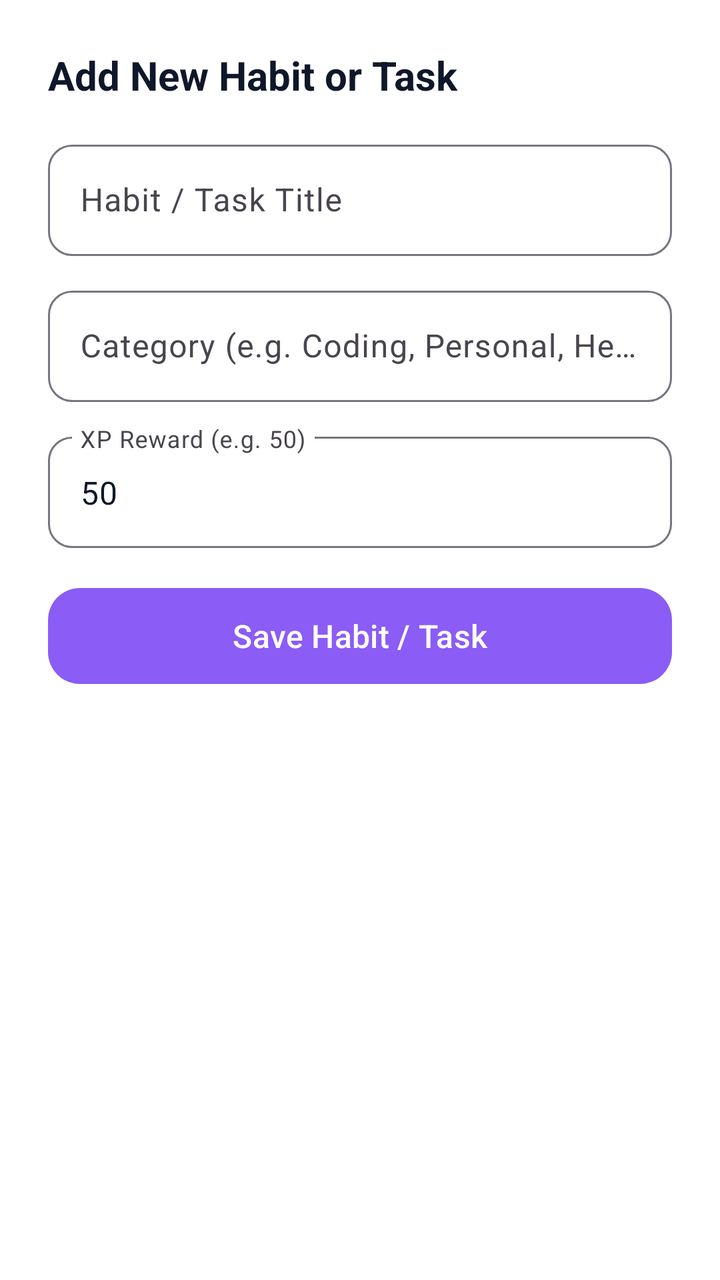
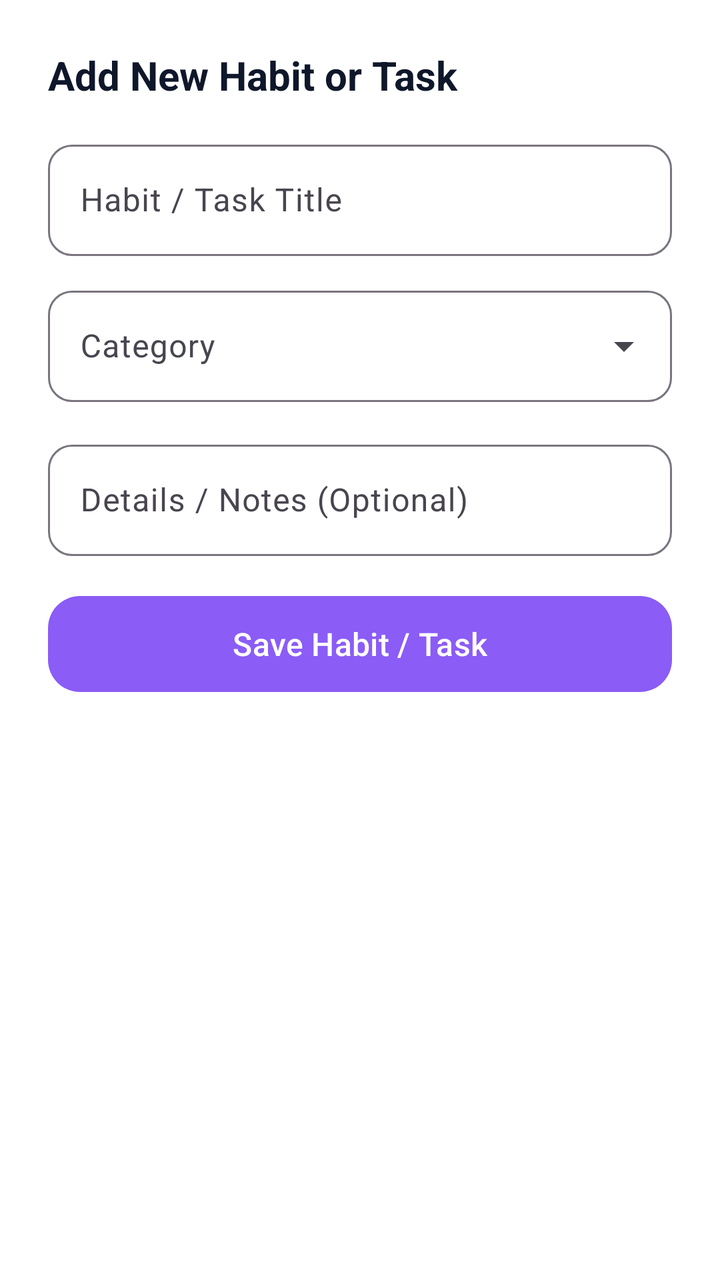

Compare the two renders of this Android layout. The source of the first and the diff that turns it into the second are given below.
<!-- AndroidManifest.xml: application theme Theme.HabitFlow -->
<!-- res/layout/dialog_add_habit.xml -->
<?xml version="1.0" encoding="utf-8"?>
<LinearLayout xmlns:android="http://schemas.android.com/apk/res/android"
    xmlns:app="http://schemas.android.com/apk/res-auto"
    android:layout_width="match_parent"
    android:layout_height="wrap_content"
    android:background="@color/habit_surface_light"
    android:orientation="vertical"
    android:padding="24dp">

    <TextView
        android:layout_width="match_parent"
        android:layout_height="wrap_content"
        android:text="Add New Habit or Task"
        android:textColor="@color/habit_text_primary_light"
        android:textSize="20sp"
        android:textStyle="bold"
        android:layout_marginBottom="16dp" />

    <com.google.android.material.textfield.TextInputLayout
        android:layout_width="match_parent"
        android:layout_height="wrap_content"
        android:layout_marginBottom="12dp"
        app:boxBackgroundMode="outline"
        app:boxCornerRadiusBottomEnd="12dp"
        app:boxCornerRadiusBottomStart="12dp"
        app:boxCornerRadiusTopEnd="12dp"
        app:boxCornerRadiusTopStart="12dp"
        android:hint="Habit / Task Title">

        <com.google.android.material.textfield.TextInputEditText
            android:id="@+id/et_title"
            android:layout_width="match_parent"
            android:layout_height="wrap_content"
            android:inputType="textCapSentences" />
    </com.google.android.material.textfield.TextInputLayout>

    <com.google.android.material.textfield.TextInputLayout
        android:layout_width="match_parent"
        android:layout_height="wrap_content"
        android:layout_marginBottom="12dp"
        app:boxBackgroundMode="outline"
        app:boxCornerRadiusBottomEnd="12dp"
        app:boxCornerRadiusBottomStart="12dp"
        app:boxCornerRadiusTopEnd="12dp"
        app:boxCornerRadiusTopStart="12dp"
        android:hint="Category (e.g. Coding, Personal, Health)">

        <com.google.android.material.textfield.TextInputEditText
            android:id="@+id/et_category"
            android:layout_width="match_parent"
            android:layout_height="wrap_content"
            android:inputType="textCapWords" />
    </com.google.android.material.textfield.TextInputLayout>

    <com.google.android.material.textfield.TextInputLayout
        android:layout_width="match_parent"
        android:layout_height="wrap_content"
        android:layout_marginBottom="16dp"
        app:boxBackgroundMode="outline"
        app:boxCornerRadiusBottomEnd="12dp"
        app:boxCornerRadiusBottomStart="12dp"
        app:boxCornerRadiusTopEnd="12dp"
        app:boxCornerRadiusTopStart="12dp"
        android:hint="XP Reward (e.g. 50)">

        <com.google.android.material.textfield.TextInputEditText
            android:id="@+id/et_xp"
            android:layout_width="match_parent"
            android:layout_height="wrap_content"
            android:inputType="number"
            android:text="50" />
    </com.google.android.material.textfield.TextInputLayout>

    <com.google.android.material.button.MaterialButton
        android:id="@+id/btn_save"
        android:layout_width="match_parent"
        android:layout_height="56dp"
        android:text="Save Habit / Task"
        android:textSize="16sp"
        app:cornerRadius="16dp" />

</LinearLayout>
<!-- resources referenced by this layout -->
<resources>
  <color name="habit_surface_light">#FFFFFF</color>
  <color name="habit_text_primary_light">#0F172A</color>
  <style name="Theme.HabitFlow" parent="Theme.Material3.DayNight.NoActionBar">
          
          <item name="colorPrimary">@color/habit_primary</item>
          <item name="colorPrimaryVariant">@color/habit_primary_dark</item>
          <item name="colorOnPrimary">@color/white</item>
  
          
          <item name="colorSecondary">@color/habit_accent_gold</item>
          <item name="colorOnSecondary">@color/black</item>
  
          
          <item name="android:windowBackground">@color/habit_bg_light</item>
          <item name="colorSurface">@color/habit_surface_light</item>
          <item name="colorOnSurface">@color/habit_text_primary_light</item>
  
          
          <item name="android:statusBarColor">@color/habit_bg_light</item>
          <item name="android:windowLightStatusBar" tools:targetApi="m">true</item>
      </style>
  <color name="habit_primary">#8B5CF6</color>
  <color name="habit_primary_dark">#7C3AED</color>
  <color name="white">#FFFFFFFF</color>
  <color name="habit_accent_gold">#F59E0B</color>
  <color name="black">#FF000000</color>
  <color name="habit_bg_light">#F8FAFC</color>
</resources>

<!-- the commit's change to res/layout/dialog_add_habit.xml (unified diff, before → after) -->
@@ -8,6 +8,7 @@
     android:padding="24dp">
 
     <TextView
+        android:id="@+id/tv_dialog_title"
         android:layout_width="match_parent"
         android:layout_height="wrap_content"
         android:text="Add New Habit or Task"
@@ -35,21 +36,23 @@
     </com.google.android.material.textfield.TextInputLayout>
 
     <com.google.android.material.textfield.TextInputLayout
+        style="@style/Widget.Material3.TextInputLayout.OutlinedBox.ExposedDropdownMenu"
         android:layout_width="match_parent"
         android:layout_height="wrap_content"
-        android:layout_marginBottom="12dp"
-        app:boxBackgroundMode="outline"
+        android:layout_marginBottom="16dp"
         app:boxCornerRadiusBottomEnd="12dp"
         app:boxCornerRadiusBottomStart="12dp"
         app:boxCornerRadiusTopEnd="12dp"
         app:boxCornerRadiusTopStart="12dp"
-        android:hint="Category (e.g. Coding, Personal, Health)">
+        android:hint="Category">
 
-        <com.google.android.material.textfield.TextInputEditText
+        <AutoCompleteTextView
             android:id="@+id/et_category"
             android:layout_width="match_parent"
             android:layout_height="wrap_content"
-            android:inputType="textCapWords" />
+            android:inputType="none"
+            android:focusable="false"
+            android:clickable="true" />
     </com.google.android.material.textfield.TextInputLayout>
 
     <com.google.android.material.textfield.TextInputLayout
@@ -61,14 +64,13 @@
         app:boxCornerRadiusBottomStart="12dp"
         app:boxCornerRadiusTopEnd="12dp"
         app:boxCornerRadiusTopStart="12dp"
-        android:hint="XP Reward (e.g. 50)">
+        android:hint="Details / Notes (Optional)">
 
         <com.google.android.material.textfield.TextInputEditText
-            android:id="@+id/et_xp"
+            android:id="@+id/et_details"
             android:layout_width="match_parent"
             android:layout_height="wrap_content"
-            android:inputType="number"
-            android:text="50" />
+            android:inputType="textCapSentences" />
     </com.google.android.material.textfield.TextInputLayout>
 
     <com.google.android.material.button.MaterialButton
